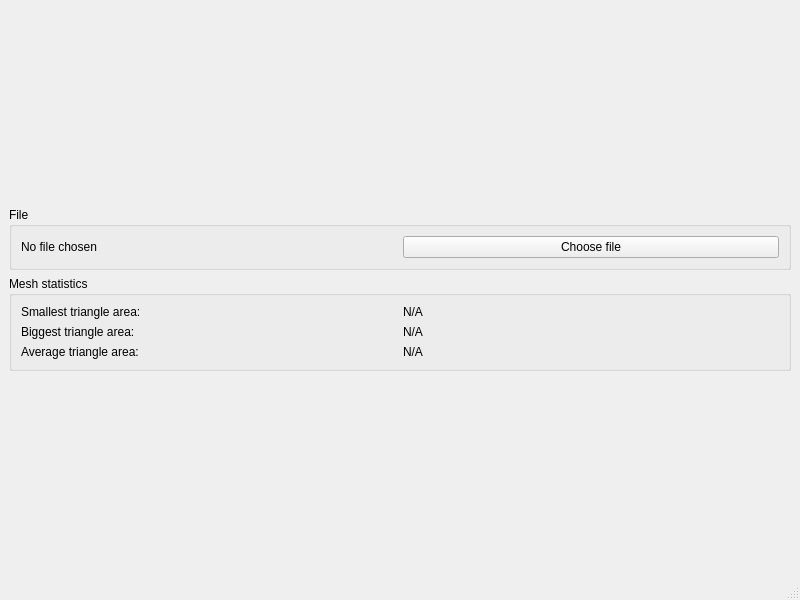
First picture: the form in mainwindow.ui, repository mmstratiev/MeshParser, before the edit.
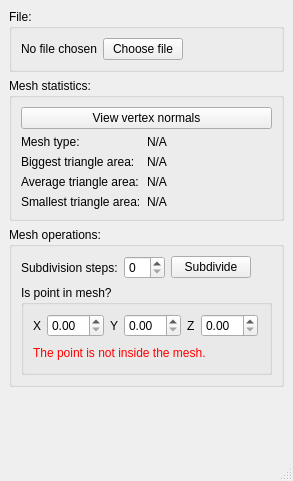
Second picture: the form after the edit.

The edit to the form file:
```diff
--- a/mainwindow.ui
+++ b/mainwindow.ui
@@ -6,8 +6,8 @@
    <rect>
     <x>0</x>
     <y>0</y>
-    <width>800</width>
-    <height>600</height>
+    <width>293</width>
+    <height>481</height>
    </rect>
   </property>
   <property name="windowTitle">
@@ -15,23 +15,10 @@
   </property>
   <widget class="QWidget" name="centralwidget">
    <layout class="QVBoxLayout" name="verticalLayout">
-    <item>
-     <spacer name="verticalSpacer">
-      <property name="orientation">
-       <enum>Qt::Vertical</enum>
-      </property>
-      <property name="sizeHint" stdset="0">
-       <size>
-        <width>20</width>
-        <height>40</height>
-       </size>
-      </property>
-     </spacer>
-    </item>
     <item>
      <widget class="QGroupBox" name="fileGroupBox">
       <property name="title">
-       <string>File</string>
+       <string>File:</string>
       </property>
       <property name="checkable">
        <bool>false</bool>
@@ -57,15 +44,28 @@
          </property>
         </widget>
        </item>
+       <item>
+        <spacer name="horizontalSpacer_2">
+         <property name="orientation">
+          <enum>Qt::Horizontal</enum>
+         </property>
+         <property name="sizeHint" stdset="0">
+          <size>
+           <width>40</width>
+           <height>20</height>
+          </size>
+         </property>
+        </spacer>
+       </item>
       </layout>
      </widget>
     </item>
     <item>
      <widget class="QGroupBox" name="MeshStatsGroupBox">
       <property name="title">
-       <string>Mesh statistics</string>
+       <string>Mesh statistics:</string>
       </property>
-      <layout class="QVBoxLayout" name="verticalLayout_3" stretch="0,0,0">
+      <layout class="QVBoxLayout" name="verticalLayout_3" stretch="0,0">
        <property name="spacing">
         <number>6</number>
        </property>
@@ -82,73 +82,239 @@
         <number>9</number>
        </property>
        <item>
+        <widget class="QPushButton" name="ViewNormalsBtn">
+         <property name="text">
+          <string>View vertex normals</string>
+         </property>
+        </widget>
+       </item>
+       <item>
+        <layout class="QHBoxLayout" name="horizontalLayout_11">
+         <item>
+          <layout class="QVBoxLayout" name="verticalLayout_7">
+           <item>
+            <widget class="QLabel" name="label_2">
+             <property name="text">
+              <string>Mesh type:</string>
+             </property>
+            </widget>
+           </item>
+           <item>
+            <widget class="QLabel" name="label_6">
+             <property name="text">
+              <string>Biggest triangle area:</string>
+             </property>
+            </widget>
+           </item>
+           <item>
+            <widget class="QLabel" name="label_8">
+             <property name="autoFillBackground">
+              <bool>false</bool>
+             </property>
+             <property name="frameShape">
+              <enum>QFrame::NoFrame</enum>
+             </property>
+             <property name="text">
+              <string>Average triangle area:</string>
+             </property>
+             <property name="wordWrap">
+              <bool>false</bool>
+             </property>
+            </widget>
+           </item>
+           <item>
+            <widget class="QLabel" name="label_3">
+             <property name="text">
+              <string>Smallest triangle area:</string>
+             </property>
+            </widget>
+           </item>
+          </layout>
+         </item>
+         <item>
+          <layout class="QVBoxLayout" name="verticalLayout_6">
+           <item>
+            <widget class="QLabel" name="label">
+             <property name="text">
+              <string>N/A</string>
+             </property>
+            </widget>
+           </item>
+           <item>
+            <widget class="QLabel" name="MaxTriAreaLabel">
+             <property name="text">
+              <string>N/A</string>
+             </property>
+            </widget>
+           </item>
+           <item>
+            <widget class="QLabel" name="AvgTriAreaLabel">
+             <property name="text">
+              <string>N/A</string>
+             </property>
+            </widget>
+           </item>
+           <item>
+            <widget class="QLabel" name="MinTriAreaLabel">
+             <property name="text">
+              <string>N/A</string>
+             </property>
+            </widget>
+           </item>
+          </layout>
+         </item>
+         <item>
+          <spacer name="horizontalSpacer">
+           <property name="orientation">
+            <enum>Qt::Horizontal</enum>
+           </property>
+           <property name="sizeHint" stdset="0">
+            <size>
+             <width>40</width>
+             <height>20</height>
+            </size>
+           </property>
+          </spacer>
+         </item>
+        </layout>
+       </item>
+      </layout>
+     </widget>
+    </item>
+    <item>
+     <widget class="QGroupBox" name="groupBox">
+      <property name="title">
+       <string>Mesh operations:</string>
+      </property>
+      <layout class="QVBoxLayout" name="verticalLayout_2">
+       <item>
         <layout class="QHBoxLayout" name="horizontalLayout_2">
-         <property name="sizeConstraint">
-          <enum>QLayout::SetDefaultConstraint</enum>
-         </property>
          <item>
-          <widget class="QLabel" name="label_3">
+          <widget class="QLabel" name="label_10">
            <property name="text">
-            <string>Smallest triangle area:</string>
+            <string>Subdivision steps:</string>
            </property>
           </widget>
          </item>
          <item>
-          <widget class="QLabel" name="MinTriAreaLabel">
-           <property name="text">
-            <string>N/A</string>
-           </property>
-          </widget>
+          <widget class="QSpinBox" name="spinBox"/>
          </item>
-        </layout>
-       </item>
-       <item>
-        <layout class="QHBoxLayout" name="horizontalLayout_3">
          <item>
-          <widget class="QLabel" name="label_6">
+          <widget class="QPushButton" name="pushButton">
            <property name="text">
-            <string>Biggest triangle area:</string>
+            <string>Subdivide</string>
            </property>
           </widget>
          </item>
          <item>
-          <widget class="QLabel" name="MaxTriAreaLabel">
-           <property name="text">
-            <string>N/A</string>
+          <spacer name="horizontalSpacer_5">
+           <property name="orientation">
+            <enum>Qt::Horizontal</enum>
            </property>
-          </widget>
+           <property name="sizeHint" stdset="0">
+            <size>
+             <width>40</width>
+             <height>20</height>
+            </size>
+           </property>
+          </spacer>
          </item>
         </layout>
        </item>
        <item>
-        <layout class="QHBoxLayout" name="horizontalLayout_4">
-         <property name="sizeConstraint">
-          <enum>QLayout::SetDefaultConstraint</enum>
+        <widget class="QGroupBox" name="groupBox_2">
+         <property name="title">
+          <string>Is point in mesh?</string>
          </property>
-         <item>
-          <widget class="QLabel" name="label_8">
-           <property name="autoFillBackground">
-            <bool>false</bool>
-           </property>
-           <property name="frameShape">
-            <enum>QFrame::NoFrame</enum>
-           </property>
-           <property name="text">
-            <string>Average triangle area:</string>
-           </property>
-           <property name="wordWrap">
-            <bool>false</bool>
-           </property>
-          </widget>
-         </item>
-         <item>
-          <widget class="QLabel" name="AvgTriAreaLabel">
-           <property name="text">
-            <string>N/A</string>
-           </property>
-          </widget>
-         </item>
-        </layout>
+         <layout class="QVBoxLayout" name="verticalLayout_4">
+          <item>
+           <layout class="QHBoxLayout" name="horizontalLayout_6">
+            <item>
+             <layout class="QHBoxLayout" name="horizontalLayout_7">
+              <item>
+               <widget class="QLabel" name="label_4">
+                <property name="text">
+                 <string>X</string>
+                </property>
+               </widget>
+              </item>
+              <item>
+               <widget class="QDoubleSpinBox" name="doubleSpinBox"/>
+              </item>
+             </layout>
+            </item>
+            <item>
+             <layout class="QHBoxLayout" name="horizontalLayout_9">
+              <item>
+               <widget class="QLabel" name="label_7">
+                <property name="text">
+                 <string>Y</string>
+                </property>
+               </widget>
+              </item>
+              <item>
+               <widget class="QDoubleSpinBox" name="doubleSpinBox_2"/>
+              </item>
+             </layout>
+            </item>
+            <item>
+             <layout class="QHBoxLayout" name="horizontalLayout_8">
+              <item>
+               <widget class="QLabel" name="label_5">
+                <property name="text">
+                 <string>Z</string>
+                </property>
+               </widget>
+              </item>
+              <item>
+               <widget class="QDoubleSpinBox" name="doubleSpinBox_3"/>
+              </item>
+              <item>
+               <spacer name="horizontalSpacer_3">
+                <property name="orientation">
+                 <enum>Qt::Horizontal</enum>
+                </property>
+                <property name="sizeHint" stdset="0">
+                 <size>
+                  <width>40</width>
+                  <height>20</height>
+                 </size>
+                </property>
+               </spacer>
+              </item>
+             </layout>
+            </item>
+           </layout>
+          </item>
+          <item>
+           <layout class="QHBoxLayout" name="horizontalLayout_10">
+            <item>
+             <widget class="QLabel" name="label_9">
+              <property name="styleSheet">
+               <string notr="true">color: rgb(255, 0, 0);</string>
+              </property>
+              <property name="text">
+               <string>The point is not inside the mesh.</string>
+              </property>
+             </widget>
+            </item>
+            <item>
+             <spacer name="horizontalSpacer_4">
+              <property name="orientation">
+               <enum>Qt::Horizontal</enum>
+              </property>
+              <property name="sizeHint" stdset="0">
+               <size>
+                <width>40</width>
+                <height>20</height>
+               </size>
+              </property>
+             </spacer>
+            </item>
+           </layout>
+          </item>
+         </layout>
+        </widget>
        </item>
       </layout>
      </widget>
```
Left out of the diff: 2 changed lines with no effect on the pictures.
